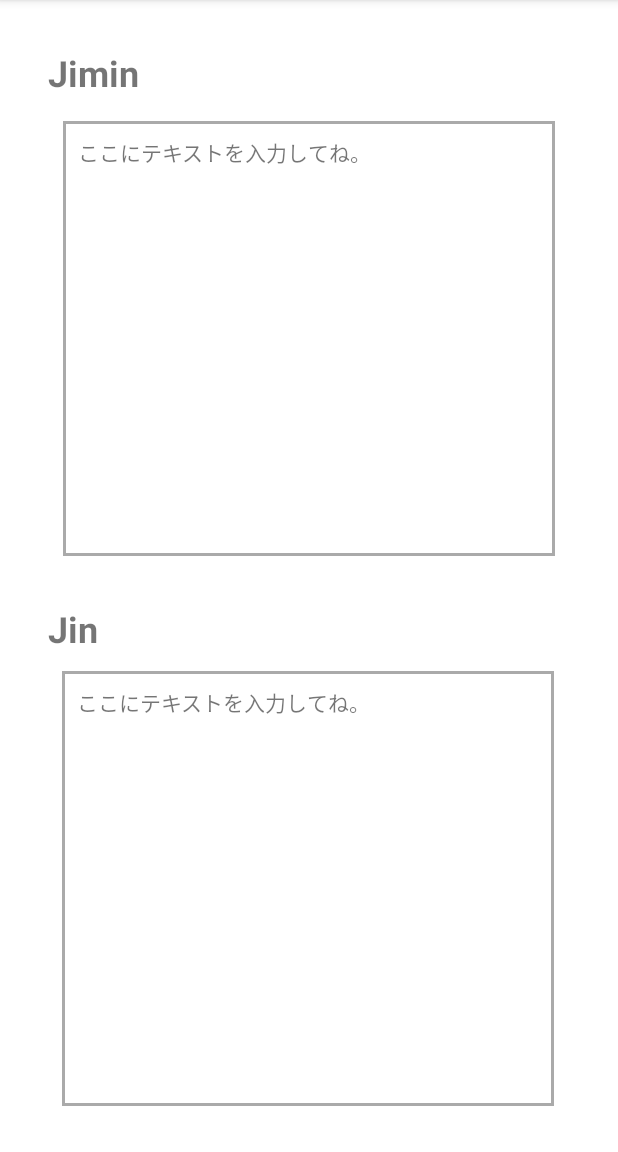
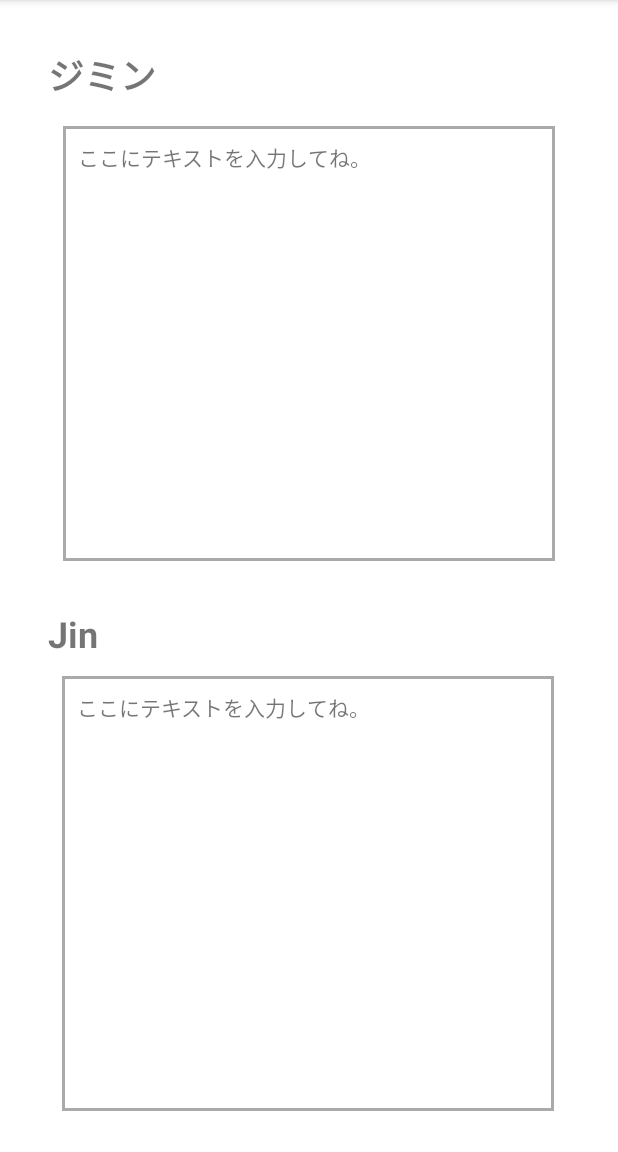
Before and after one commit to Bryanwangzb/Kozirase, an Android app: the TextInputActivity screen opened directly, with no data from a screen before it, on a phone screen of 412 x 824 dp, the part 84-1236 px from its top. Run offline under Robolectric (Android 15) with nearby library versions, the phone set to English and light mode, and no system bars.

```diff
--- a/app/src/main/res/values/strings.xml
+++ b/app/src/main/res/values/strings.xml
@@ -1,6 +1,6 @@
 <resources>
     <string name="app_name">Kozirase</string>
-    <string name="Person1_name">Jimin</string>
+    <string name="Person1_name">ジミン</string>
     <string name="person2_name">Jin</string>
     <string name="putText_Person1">ここにテキストを入力してね。</string>
     <string name="putText_Person2">ここにテキストを入力してね。</string>
```
